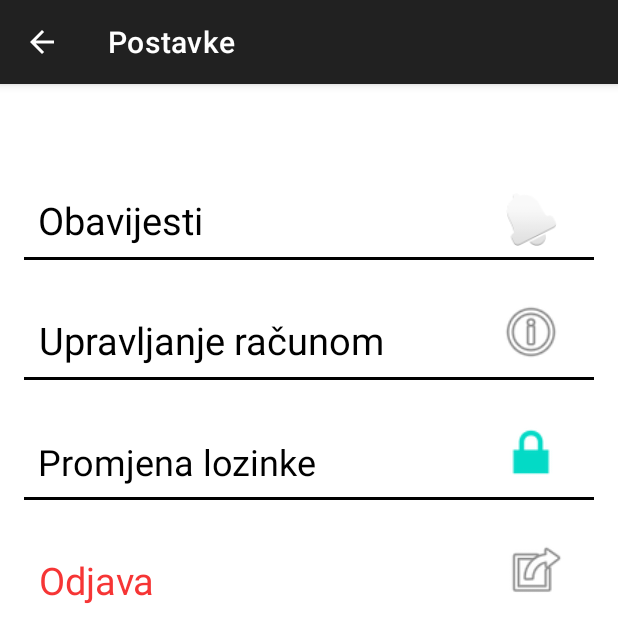
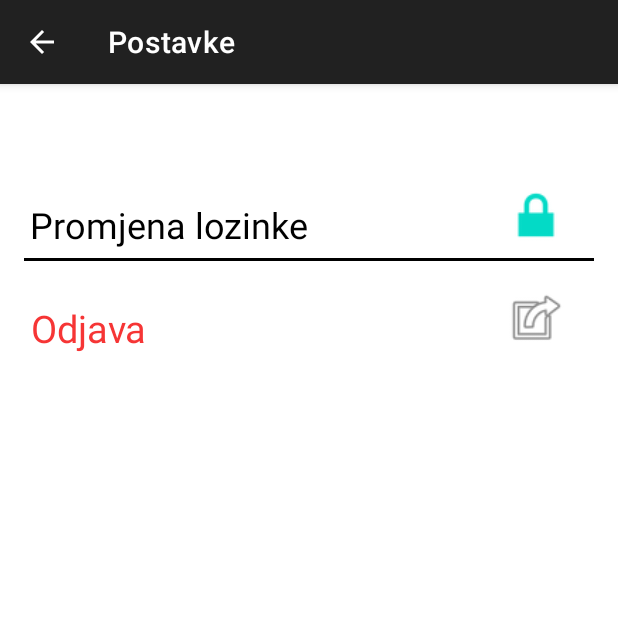
Before and after one commit to Tomislav-Troha/You-n-me, an Android app: the Setting screen opened directly, with no data from a screen before it, on a phone screen of 412 x 824 dp. Shown: the top 643 px of the screen. Run offline under Robolectric (Android 15) with nearby library versions, the phone set to English and light mode, and no system bars; libraries missing offline, so code that uses them is left out: com.parse.

Commit message:
fixed known issues

```diff
--- a/app/src/main/java/com/example/myapplication/app/App.java
+++ b/app/src/main/java/com/example/myapplication/app/App.java
@@ -1,12 +1,8 @@
 package com.example.myapplication.app;
 
 import android.app.Application;
-
 import com.example.myapplication.R;
 import com.parse.Parse;
-
-
-
 
 public class App extends Application {
     @Override
--- a/app/src/main/java/com/example/myapplication/home/Adapter.java
+++ b/app/src/main/java/com/example/myapplication/home/Adapter.java
@@ -2,7 +2,6 @@ package com.example.myapplication.home;
 
 import android.content.Context;
 import android.content.Intent;
-import android.graphics.Color;
 import android.view.LayoutInflater;
 import android.view.View;
 import android.view.ViewGroup;
@@ -10,7 +9,6 @@ import android.widget.ImageView;
 import android.widget.TextView;
 import androidx.annotation.NonNull;
 import androidx.recyclerview.widget.RecyclerView;
-import com.ceylonlabs.imageviewpopup.ImagePopup;
 import com.example.myapplication.R;
 import com.example.myapplication.user_profile.ProfileofUsers;
 import org.jetbrains.annotations.NotNull;
@@ -55,7 +53,9 @@ public class Adapter extends RecyclerView.Adapter < Adapter.ViewHolder > {
             intent.putExtra("godine_do", data.get(position).getGodine_do());
             intent.putExtra("godinaRodenja", data.get(position).getGodinaRodenja());
             intent.putExtra("objectId", data.get(position).getObjectId());
+
             context.startActivity(intent);
+
             //data.get(position).getObjectID()
         });
 
--- a/app/src/main/java/com/example/myapplication/home/SecondFragment.java
+++ b/app/src/main/java/com/example/myapplication/home/SecondFragment.java
@@ -37,7 +37,6 @@ public class SecondFragment extends Fragment {
     @Override
     public View onCreateView(LayoutInflater inflater, ViewGroup container, Bundle savedInstanceState) {
         View view = inflater.inflate(R.layout.fragment_second, container, false);
-
 
         listView = view.findViewById(R.id.recycler_view_chat);
 
--- a/app/src/main/java/com/example/myapplication/settings/ChangePassword.java
+++ b/app/src/main/java/com/example/myapplication/settings/ChangePassword.java
@@ -9,7 +9,6 @@ import android.widget.Toast;
 import androidx.annotation.Nullable;
 import androidx.appcompat.app.AppCompatActivity;
 import com.example.myapplication.R;
-import com.example.myapplication.login_register.LoginPage;
 import com.parse.LogInCallback;
 import com.parse.ParseException;
 import com.parse.ParseUser;
--- a/app/src/main/res/layout/setting.xml
+++ b/app/src/main/res/layout/setting.xml
@@ -5,57 +5,12 @@
                                                    android:layout_width="match_parent"
                                                    android:layout_height="match_parent">
 
-    <View
-            android:id="@+id/splitLine_hor"
-            android:layout_width="380dp"
-            android:layout_height="2dp"
-            android:background="#000000"
-            app:layout_constraintStart_toStartOf="parent" app:layout_constraintHorizontal_bias="0.0"
-            app:layout_constraintEnd_toEndOf="parent" app:layout_constraintTop_toTopOf="parent"
-            android:layout_marginTop="195dp" android:layout_marginStart="16dp"/>
-    <View
-            android:id="@+id/SplitLine_hor1"
-            android:layout_width="380dp"
-            android:layout_height="2dp"
-            android:background="#000000"
-            app:layout_constraintStart_toStartOf="parent" app:layout_constraintHorizontal_bias="0.0"
-            app:layout_constraintEnd_toEndOf="parent" app:layout_constraintTop_toTopOf="parent"
-            android:layout_marginTop="275dp" android:layout_marginStart="16dp"/>
-    <View
-            android:id="@+id/SplitLine_hor2"
-            android:layout_width="380dp"
-            android:layout_height="2dp"
-            android:background="#000000"
-            app:layout_constraintStart_toStartOf="parent" app:layout_constraintHorizontal_bias="0.0"
-            app:layout_constraintEnd_toEndOf="parent" app:layout_constraintTop_toTopOf="parent"
-            android:layout_marginTop="115dp" android:layout_marginStart="16dp"/>
     <RelativeLayout
             android:layout_width="match_parent"
             android:layout_height="70dp"
-            app:layout_constraintStart_toStartOf="parent" app:layout_constraintEnd_toEndOf="parent"
-            android:id="@+id/onClickLogOut" app:layout_constraintTop_toTopOf="parent" android:layout_marginTop="280dp"
-            app:layout_constraintHorizontal_bias="0.0">
-
-        <TextView
-                android:text="@string/odjavaa"
-                android:textColor="#F63535"
-                android:layout_width="wrap_content"
-                android:layout_height="wrap_content"
-                android:gravity="center"
-                android:layout_alignParentStart="true" android:layout_marginStart="25dp" android:textSize="25sp"
-                android:layout_alignParentBottom="true" android:layout_marginBottom="2dp"/>
-        <ImageView
-                android:layout_width="45dp"
-                android:layout_height="45dp" app:srcCompat="@android:drawable/ic_menu_set_as"
-                app:layout_constraintEnd_toEndOf="parent" android:id="@+id/imageView7"
-                android:layout_alignParentEnd="true" android:layout_marginEnd="32dp"
-                android:layout_alignParentBottom="true" android:layout_marginBottom="2dp"/>
-    </RelativeLayout>
-    <RelativeLayout
-            android:layout_width="match_parent"
-            android:layout_height="70dp"
-            app:layout_constraintTop_toTopOf="parent" android:layout_marginTop="200dp"
-            android:id="@+id/onClickGoToChangePass">
+            app:layout_constraintTop_toTopOf="parent" android:layout_marginTop="40dp"
+            android:id="@+id/onClickGoToChangePass" app:layout_constraintStart_toStartOf="parent"
+            app:layout_constraintEnd_toEndOf="parent">
 
         <TextView
                 android:text="@string/promjenaLozinke"
@@ -64,65 +19,49 @@
                 android:layout_height="wrap_content" android:id="@+id/textView12"
                 android:gravity="center"
                 android:layout_alignParentStart="true"
-                android:layout_marginStart="25dp" android:textSize="24sp" android:layout_alignParentBottom="true"
-                android:layout_marginBottom="2dp"/>
+                android:textSize="24sp" android:layout_alignParentBottom="true"
+                tools:layout_editor_absoluteY="77dp" tools:layout_editor_absoluteX="25dp"
+                android:layout_marginStart="20dp" android:layout_marginBottom="0dp"/>
         <ImageView
                 android:layout_width="45dp"
                 android:layout_height="45dp" app:srcCompat="@android:drawable/ic_lock_lock"
                 android:id="@+id/imageView9"
                 android:layout_alignParentEnd="true"
-                android:layout_marginEnd="35dp" android:layout_alignParentBottom="true"
-                android:layout_marginBottom="2dp"/>
+                android:layout_alignParentBottom="true"
+                tools:layout_editor_absoluteY="64dp" tools:layout_editor_absoluteX="331dp"
+                android:layout_marginEnd="32dp" android:layout_marginBottom="0dp"/>
     </RelativeLayout>
+    <View
+            android:id="@+id/SplitLine_hor1"
+            android:layout_width="380dp"
+            android:layout_height="2dp"
+            android:background="#000000"
+            app:layout_constraintStart_toStartOf="parent" app:layout_constraintHorizontal_bias="0.0"
+            app:layout_constraintEnd_toEndOf="parent" app:layout_constraintTop_toTopOf="parent"
+            android:layout_marginTop="116dp" android:layout_marginStart="16dp"/>
     <RelativeLayout
             android:layout_width="match_parent"
             android:layout_height="70dp"
             app:layout_constraintStart_toStartOf="parent" app:layout_constraintEnd_toEndOf="parent"
-            app:layout_constraintHorizontal_bias="0.0" app:layout_constraintTop_toTopOf="parent"
-            android:layout_marginTop="120dp">
+            android:id="@+id/onClickLogOut"
+            app:layout_constraintHorizontal_bias="0.0" app:layout_constraintTop_toBottomOf="@+id/onClickGoToChangePass">
 
         <TextView
-                android:text="@string/upravljanjeRacunom"
-                android:clickable="true"
-                android:textColor="@drawable/text_selector"
+                android:text="@string/odjavaa"
+                android:textColor="#F63535"
                 android:layout_width="wrap_content"
-                android:layout_height="wrap_content" android:id="@+id/textView15"
-                android:gravity="center|center_horizontal"
-                android:layout_alignParentStart="true"
-                android:layout_marginStart="25dp" android:textSize="25sp" android:layout_alignParentBottom="true"
-                android:layout_marginBottom="2dp"/>
+                android:layout_height="wrap_content"
+                android:gravity="center"
+                android:layout_alignParentStart="true" android:textSize="25sp"
+                android:layout_alignParentBottom="true" tools:layout_editor_absoluteY="155dp"
+                tools:layout_editor_absoluteX="25dp" android:layout_marginStart="20dp"
+                android:layout_marginBottom="0dp"/>
         <ImageView
                 android:layout_width="45dp"
-                android:layout_height="45dp" app:srcCompat="@android:drawable/ic_menu_info_details"
-                android:id="@+id/imageView4"
-                android:layout_alignParentEnd="true"
-                android:layout_marginEnd="35dp" android:layout_alignParentBottom="true"
-                android:layout_marginBottom="2dp"/>
-    </RelativeLayout>
-    <RelativeLayout
-            android:layout_width="match_parent"
-            android:layout_height="70dp"
-            app:layout_constraintStart_toStartOf="parent" app:layout_constraintEnd_toEndOf="parent"
-            app:layout_constraintHorizontal_bias="0.0" app:layout_constraintTop_toTopOf="parent"
-            android:layout_marginTop="40dp">
-
-        <TextView
-                android:text="@string/obavjesti"
-                android:clickable="true"
-                android:textColor="@drawable/text_selector"
-                android:layout_width="wrap_content"
-                android:layout_height="wrap_content"
-                android:id="@+id/txoba"
-                android:gravity="center"
-                android:layout_alignParentStart="true"
-                android:layout_marginStart="25dp" android:textSize="25sp"
-                android:layout_alignParentBottom="true" android:layout_marginBottom="2dp"/>
-        <ImageView
-                android:layout_width="35dp"
-                android:layout_height="35dp" app:srcCompat="@android:drawable/ic_popup_reminder"
-                android:id="@+id/imageView3"
-                android:layout_alignParentEnd="true"
-                android:layout_marginEnd="40dp" android:layout_alignParentBottom="true"
-                android:layout_marginBottom="2dp"/>
+                android:layout_height="45dp" app:srcCompat="@android:drawable/ic_menu_set_as"
+                app:layout_constraintEnd_toEndOf="parent" android:id="@+id/imageView7"
+                android:layout_alignParentEnd="true" android:layout_marginEnd="32dp"
+                android:layout_alignParentBottom="true" tools:layout_editor_absoluteY="144dp"
+                android:layout_marginRight="32dp"/>
     </RelativeLayout>
 </androidx.constraintlayout.widget.ConstraintLayout>
--- a/app/src/main/res/menu/action_bar_settings.xml
+++ b/app/src/main/res/menu/action_bar_settings.xml
@@ -2,11 +2,13 @@
 <menu xmlns:android="http://schemas.android.com/apk/res/android" xmlns:app="http://schemas.android.com/apk/res-auto">
     <item android:id="@+id/edit"
           android:title="@string/action_settings_edit"
+          android:iconTint="@color/white"
           android:icon="@mipmap/pen_foreground"
           app:showAsAction="always"/>
 
     <item android:id="@+id/save"
           android:title="@string/action_settings_save"
+          android:iconTint="@color/white"
           android:icon="@mipmap/tick_foreground"
           app:showAsAction="always"/>
 </menu>
```
Also changed, not shown: app/src/main/java/com/example/myapplication/home/ThirdFragment.java (+0 -16 lines), app/src/main/java/com/example/myapplication/settings/EditProfile.java (+28 -75 lines), app/src/main/res/layout/user_profile.xml (+1 -10 lines).
